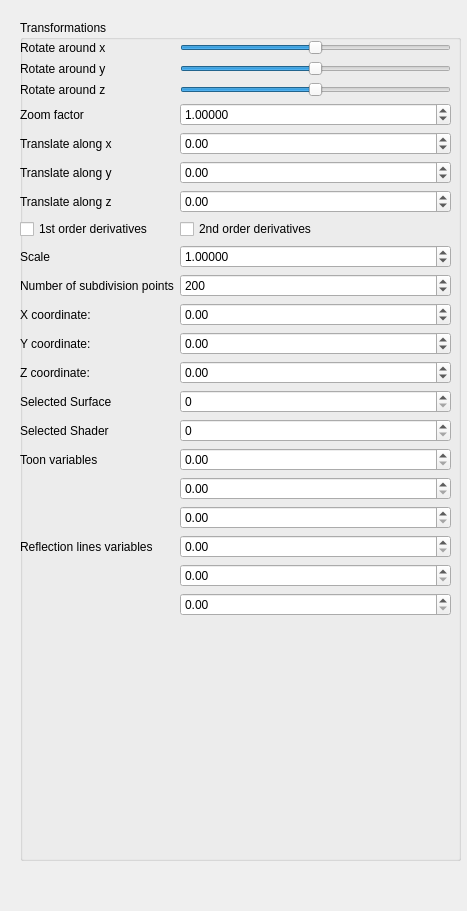
Old version of the form QtFramework/GUI/SideWidget.ui in the repository FazakasAbel/grafikaProjekt2022.
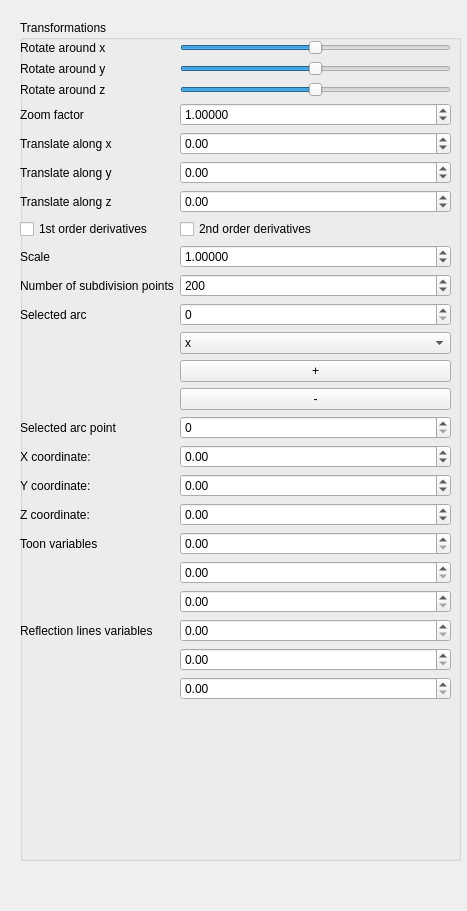
New version of the form.

The edit to the form file:
```diff
--- a/QtFramework/GUI/SideWidget.ui
+++ b/QtFramework/GUI/SideWidget.ui
@@ -281,13 +281,67 @@
       </widget>
      </item>
      <item row="11" column="0">
+      <widget class="QLabel" name="label_9">
+       <property name="text">
+        <string>Selected arc</string>
+       </property>
+      </widget>
+     </item>
+     <item row="11" column="1">
+      <widget class="QSpinBox" name="arc_selector">
+       <property name="minimum">
+        <number>0</number>
+       </property>
+       <property name="maximum">
+        <number>20</number>
+       </property>
+       <property name="value">
+        <number>0</number>
+       </property>
+      </widget>
+     </item>
+     <item row="13" column="1">
+      <widget class="QPushButton" name="plus">
+       <property name="text">
+        <string>+</string>
+       </property>
+      </widget>
+     </item>
+     <item row="14" column="1">
+      <widget class="QPushButton" name="minus">
+       <property name="text">
+        <string>-</string>
+       </property>
+      </widget>
+     </item>
+     <item row="15" column="0">
+      <widget class="QLabel" name="label_10">
+       <property name="text">
+        <string>Selected arc point</string>
+       </property>
+      </widget>
+     </item>
+     <item row="15" column="1">
+      <widget class="QSpinBox" name="arc_point_selector">
+       <property name="minimum">
+        <number>0</number>
+       </property>
+       <property name="maximum">
+        <number>3</number>
+       </property>
+       <property name="value">
+        <number>0</number>
+       </property>
+      </widget>
+     </item>
+     <item row="16" column="0">
       <widget class="QLabel" name="selectedCurveLabel_3">
        <property name="text">
         <string>X coordinate:</string>
        </property>
       </widget>
      </item>
-     <item row="11" column="1">
+     <item row="16" column="1">
       <widget class="QDoubleSpinBox" name="x_selector">
        <property name="minimum">
         <double>-100.000000000000000</double>
@@ -300,14 +354,14 @@
        </property>
       </widget>
      </item>
-     <item row="12" column="0">
+     <item row="17" column="0">
       <widget class="QLabel" name="selectedCurveLabel_4">
        <property name="text">
         <string>Y coordinate:</string>
        </property>
       </widget>
      </item>
-     <item row="12" column="1">
+     <item row="17" column="1">
       <widget class="QDoubleSpinBox" name="y_selector">
        <property name="minimum">
         <double>-100.000000000000000</double>
@@ -320,14 +374,14 @@
        </property>
       </widget>
      </item>
-     <item row="13" column="0">
+     <item row="18" column="0">
       <widget class="QLabel" name="selectedCurveLabel_5">
        <property name="text">
         <string>Z coordinate:</string>
        </property>
       </widget>
      </item>
-     <item row="13" column="1">
+     <item row="18" column="1">
       <widget class="QDoubleSpinBox" name="z_selector">
        <property name="minimum">
         <double>-100.000000000000000</double>
@@ -340,48 +394,14 @@
        </property>
       </widget>
      </item>
-     <item row="14" column="0">
-      <widget class="QLabel" name="selectedCurveLabel_8">
-       <property name="text">
-        <string>Selected Surface</string>
-       </property>
-      </widget>
-     </item>
-     <item row="14" column="1">
-      <widget class="QSpinBox" name="surface_selector">
-       <property name="maximum">
-        <number>10</number>
-       </property>
-       <property name="value">
-        <number>0</number>
-       </property>
-      </widget>
-     </item>
-     <item row="15" column="0">
-      <widget class="QLabel" name="selectedCurveLabel_9">
-       <property name="text">
-        <string>Selected Shader</string>
-       </property>
-      </widget>
-     </item>
-     <item row="15" column="1">
-      <widget class="QSpinBox" name="shader_selector">
-       <property name="maximum">
-        <number>10</number>
-       </property>
-       <property name="value">
-        <number>0</number>
-       </property>
-      </widget>
-     </item>
-     <item row="16" column="0">
+     <item row="19" column="0">
       <widget class="QLabel" name="selectedCurveLabel_10">
        <property name="text">
         <string>Toon variables</string>
        </property>
       </widget>
      </item>
-     <item row="16" column="1">
+     <item row="19" column="1">
       <widget class="QDoubleSpinBox" name="r_selector">
        <property name="minimum">
         <double>0.000000000000000</double>
@@ -394,7 +414,7 @@
        </property>
       </widget>
      </item>
-     <item row="17" column="1">
+     <item row="20" column="1">
       <widget class="QDoubleSpinBox" name="g_selector">
        <property name="minimum">
         <double>0.000000000000000</double>
@@ -407,7 +427,7 @@
        </property>
       </widget>
      </item>
-     <item row="18" column="1">
+     <item row="21" column="1">
       <widget class="QDoubleSpinBox" name="b_selector">
        <property name="minimum">
         <double>0.000000000000000</double>
@@ -420,14 +440,14 @@
        </property>
       </widget>
      </item>
-     <item row="19" column="0">
+     <item row="22" column="0">
       <widget class="QLabel" name="selectedCurveLabel_11">
        <property name="text">
         <string>Reflection lines variables</string>
        </property>
       </widget>
      </item>
-     <item row="19" column="1">
+     <item row="22" column="1">
       <widget class="QDoubleSpinBox" name="scaling_selector">
        <property name="minimum">
         <double>0.000000000000000</double>
@@ -440,7 +460,7 @@
        </property>
       </widget>
      </item>
-     <item row="20" column="1">
+     <item row="23" column="1">
       <widget class="QDoubleSpinBox" name="smooth_selector">
        <property name="minimum">
         <double>0.000000000000000</double>
@@ -453,7 +473,7 @@
        </property>
       </widget>
      </item>
-     <item row="21" column="1">
+     <item row="24" column="1">
       <widget class="QDoubleSpinBox" name="shade_selector">
        <property name="minimum">
         <double>0.000000000000000</double>
@@ -466,6 +486,25 @@
        </property>
       </widget>
      </item>
+     <item row="12" column="1">
+      <widget class="QComboBox" name="direction_selector">
+       <item>
+        <property name="text">
+         <string>x</string>
+        </property>
+       </item>
+       <item>
+        <property name="text">
+         <string>y</string>
+        </property>
+       </item>
+       <item>
+        <property name="text">
+         <string>z</string>
+        </property>
+       </item>
+      </widget>
+     </item>
     </layout>
    </widget>
   </widget>
```
